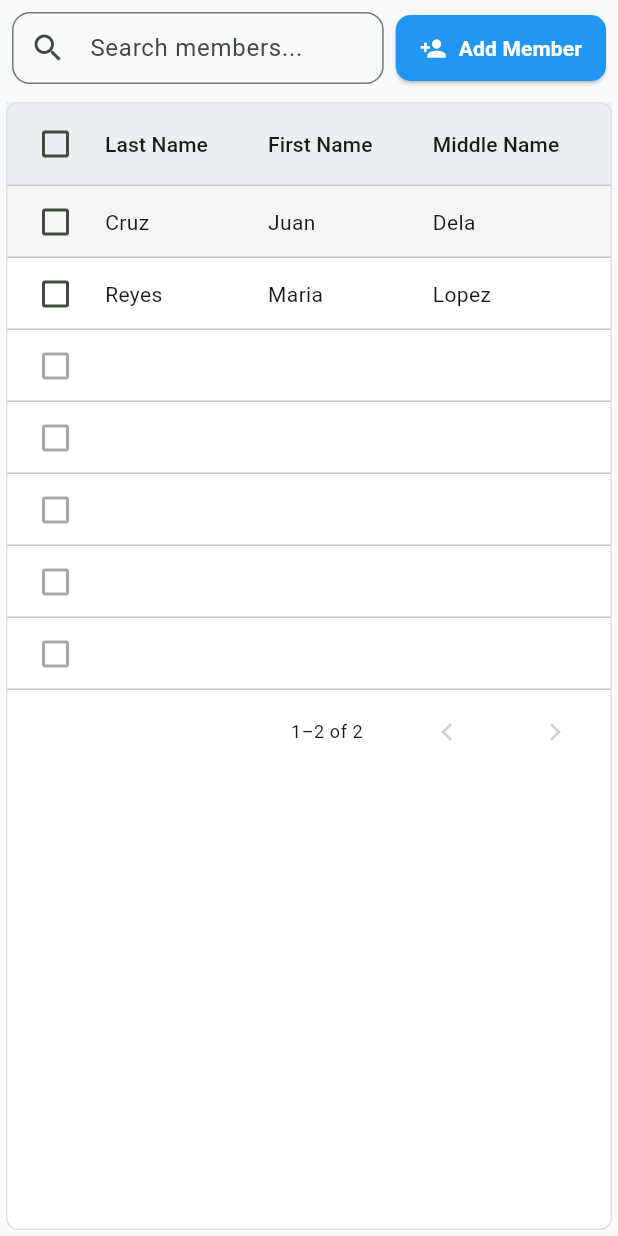
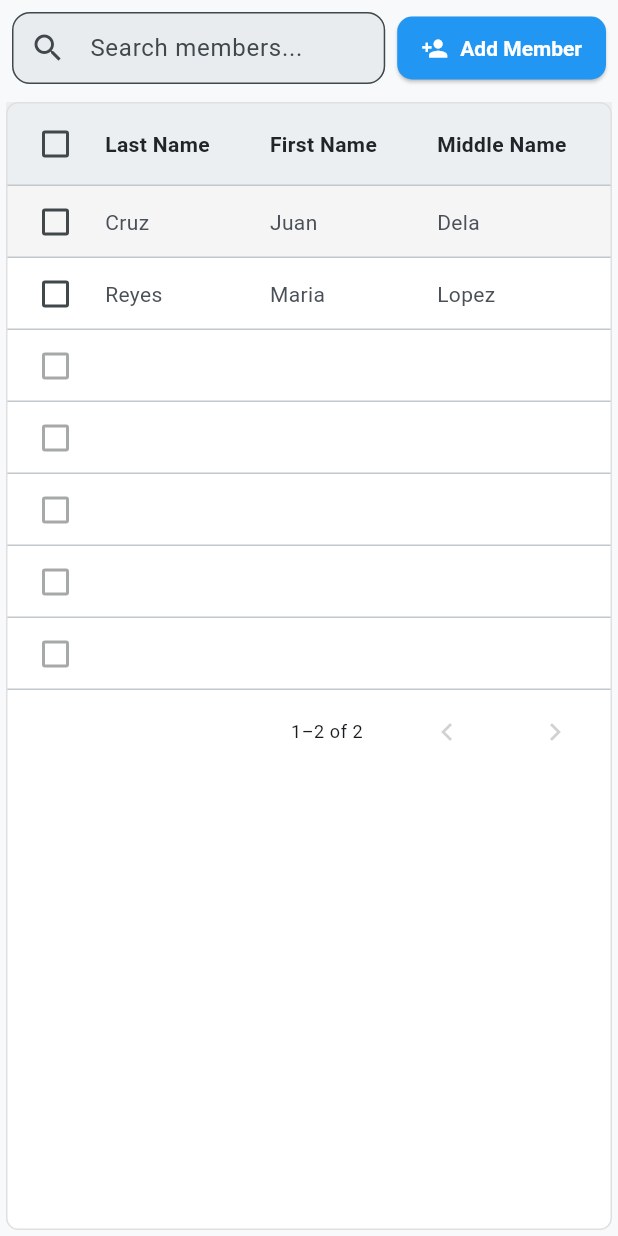
Before and after one commit to EarlConz/LZCAS, a Flutter app: the MembersPage screen opened directly, on a phone screen of 412 x 824 dp. Run offline on Flutter 3.47's test engine with Material 3 defaults, Android fonts, the light colour scheme and no system bars; our stand-ins replace fl_chart, qr_flutter.

Commit message:
theme improvements

```diff
--- a/lib/theme.dart
+++ b/lib/theme.dart
@@ -2,46 +2,95 @@ import 'package:flutter/material.dart';
 
 final appTheme = ThemeData(
   colorScheme: ColorScheme.fromSeed(
-    seedColor: Colors.green,
-    background: const Color(0xFFF9FAFB),
+    seedColor: const Color(0xFF005f73),
+    brightness: Brightness.light,
+    primary: const Color(0xFF005f73),
+    onPrimary: Colors.white,
+    secondary: const Color(0xFF00A896),
+    onSecondary: Colors.white,
+    surface: Colors.white,
+    background: const Color(0xFFF8F9FA),
+    onBackground: const Color(0xFF212529),
   ),
-  scaffoldBackgroundColor: const Color(0xFFF9FAFB),
+  scaffoldBackgroundColor: const Color(0xFFF8F9FA),
   cardTheme: CardThemeData(
-    elevation: 2,
+    elevation: 4,
+    shadowColor: Colors.black.withOpacity(0.1),
     shape: RoundedRectangleBorder(
-      borderRadius: BorderRadius.all(Radius.circular(12)),
-      side: BorderSide(color: Color(0xFF00BFA5), width: 1.5),
+      borderRadius: BorderRadius.circular(16),
+    ),
+    margin: const EdgeInsets.all(8),
+  ),
+  textTheme: const TextTheme(
+    headlineLarge: TextStyle(
+      color: Color(0xFF212529),
+      fontSize: 32,
+      fontWeight: FontWeight.bold,
+    ),
+    headlineMedium: TextStyle(
+      color: Color(0xFF212529),
+      fontSize: 28,
+      fontWeight: FontWeight.bold,
+    ),
+    headlineSmall: TextStyle(
+      color: Color(0xFF212529),
+      fontSize: 24,
+      fontWeight: FontWeight.w600,
+    ),
+    bodyLarge: TextStyle(
+      color: Color(0xFF495057),
+      fontSize: 16,
+    ),
+    bodyMedium: TextStyle(
+      color: Color(0xFF495057),
+      fontSize: 14,
     ),
   ),
-  textTheme: const TextTheme(
-    headlineSmall: TextStyle(
-      color: Colors.black,
-      fontSize: 24,
+  appBarTheme: const AppBarTheme(
+    backgroundColor: Colors.transparent,
+    elevation: 0,
+    foregroundColor: Color(0xFF212529),
+    titleTextStyle: TextStyle(
+      color: Color(0xFF212529),
+      fontSize: 22,
       fontWeight: FontWeight.bold,
     ),
   ),
-  appBarTheme: AppBarTheme(
-    backgroundColor: const Color(0xFFFFEBEE),
-    elevation: 0,
-    titleTextStyle: const TextStyle(
-      color: Colors.black,
-      fontSize: 24,
-      fontWeight: FontWeight.bold,
+  dataTableTheme: DataTableThemeData(
+    headingRowColor: WidgetStateProperty.all(const Color(0xFFE9ECEF)),
+    dataRowColor: WidgetStateProperty.all(Colors.white),
+    dividerThickness: 1,
+    headingTextStyle: const TextStyle(
+      fontWeight: FontWeight.w600,
+      color: Color(0xFF212529),
     ),
-    shape: Border(
-      bottom: BorderSide(
-        color: Colors.green.shade700,
-        width: 1.5,
+    dataTextStyle: const TextStyle(
+      color: Color(0xFF495057),
+    ),
+    decoration: BoxDecoration(
+      border: Border.all(color: const Color(0xFFDEE2E6)),
+      borderRadius: BorderRadius.circular(12),
+    ),
+  ),
+  elevatedButtonTheme: ElevatedButtonThemeData(
+    style: ElevatedButton.styleFrom(
+      shape: RoundedRectangleBorder(
+        borderRadius: BorderRadius.circular(12),
+      ),
+      padding: const EdgeInsets.symmetric(horizontal: 24, vertical: 16),
+      textStyle: const TextStyle(
+        fontWeight: FontWeight.bold,
       ),
     ),
   ),
-  dataTableTheme: DataTableThemeData(
-    headingRowColor: WidgetStateProperty.all(Colors.blueGrey[50]),
-    decoration: BoxDecoration(
-      color: Colors.white,
-      border: Border.all(color: Colors.grey.shade300, width: 1),
-      borderRadius: BorderRadius.circular(8),
+  inputDecorationTheme: InputDecorationTheme(
+    border: OutlineInputBorder(
+      borderRadius: BorderRadius.circular(12),
+      borderSide: BorderSide.none,
     ),
+    filled: true,
+    fillColor: const Color(0xFFE9ECEF),
+    contentPadding: const EdgeInsets.symmetric(horizontal: 16, vertical: 12),
   ),
   useMaterial3: true,
 );
```
